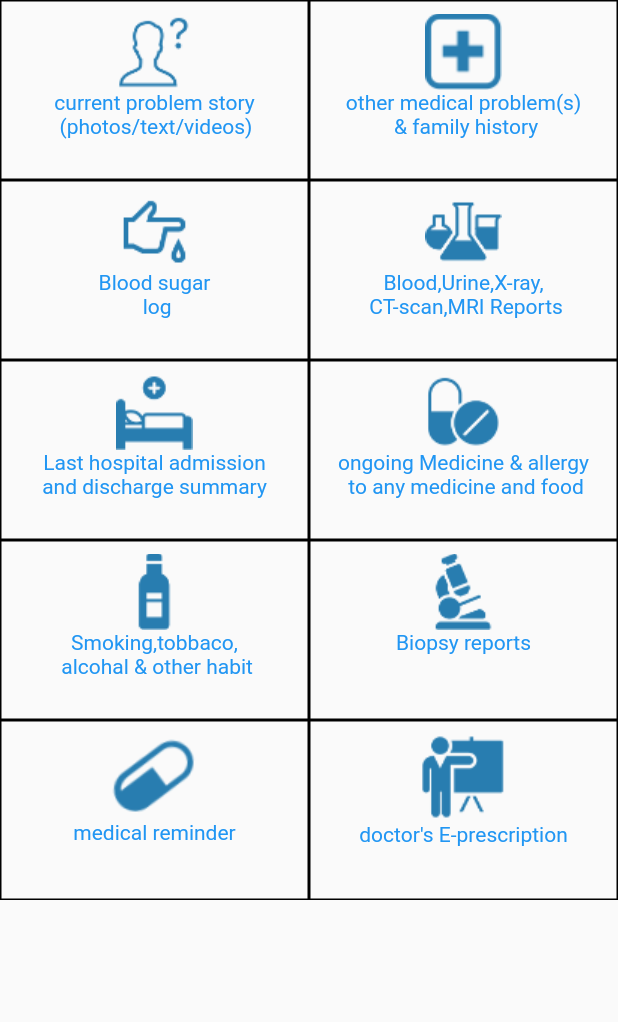
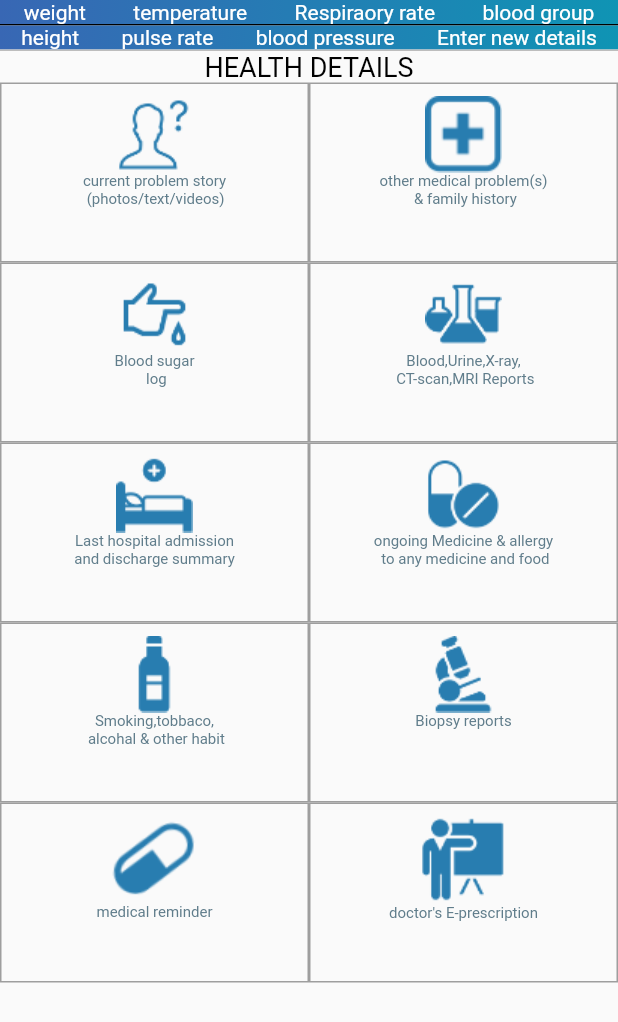
Before and after one commit to girishra/doc, a Flutter app: the HealthWallet screen opened directly, on a phone screen of 412 x 824 dp. Shown: the top 1022 px of the screen. Run offline on Flutter 3.47's test engine with Material 2 defaults, Android fonts, the phone set to English and light mode, and no system bars; our stand-ins replace page_indicator, smooth_page_indicator.

Commit message:
health wallet

```diff
--- a/lib/Screens/health_wallet.dart
+++ b/lib/Screens/health_wallet.dart
@@ -13,10 +13,75 @@ class _HealthWalletShopListState extends State<HealthWallet> {
     return Scaffold(
 
       body:   Container(
+           height: MediaQuery.of(context).size.height,
 
-        child: SingleChildScrollView(
+        child: SafeArea(
           child: Column(
             children: <Widget>[
+              Container(
+               decoration: BoxDecoration(
+          gradient: LinearGradient(colors: [
+        Color.fromRGBO(56, 103, 180, 1),
+        Color.fromRGBO(15, 148, 180, 1)
+      ])),
+                child: Row(
+                  mainAxisAlignment: MainAxisAlignment.spaceAround,
+children: <Widget>[
+  Container(
+    child: Text(
+    "weight",style: TextStyle(color: Colors.white),
+  ),),
+  Container(
+    child: Text("temperature",style: TextStyle(color: Colors.white)),
+  ),
+   Container(
+    child: Text("Respiraory rate",style: TextStyle(color: Colors.white)),
+  ),
+  Container(
+    child: Text("blood group",style: TextStyle(color: Colors.white)),
+  ),
+],
+                ),
+              ),
+               new Container(
+                        height: 1.0,
+                        color: Colors.black,
+                      ),
+
+               Container(
+                 decoration: BoxDecoration(
+          gradient: LinearGradient(colors: [
+        Color.fromRGBO(56, 103, 180, 1),
+        Color.fromRGBO(15, 148, 180, 1)
+      ])),
+                 child: Row(
+                  mainAxisAlignment: MainAxisAlignment.spaceAround,
+children: <Widget>[
+  Container(
+    child: Text(
+    "height",style: TextStyle(color: Colors.white)
+  ),),
+  Container(
+    child: Text("pulse rate",style: TextStyle(color: Colors.white)),
+  ),
+   Container(
+    child: Text("blood pressure",style: TextStyle(color: Colors.white)),
+  ),
+  Container(
+    child: Text("Enter new details",style: TextStyle(color: Colors.white)),
+  ),
+],
+              ),
+               ),
+              new Container(
+                        height: 1.0,
+                        color: Colors.grey[400],
+                      ),
+
+
+              Text("HEALTH DETAILS",style: TextStyle(
+                color: Colors.black,fontSize: 18
+              ),),
               Row(
                 mainAxisAlignment: MainAxisAlignment.spaceEvenly,
                 children: <Widget>[
@@ -24,7 +89,7 @@ class _HealthWalletShopListState extends State<HealthWallet> {
                     height: 120,
 
                     decoration: BoxDecoration(
-                      border: Border.all(
+                      border: Border.all(color: Colors.grey,
                         width: 1, //                   <--- border width here
                       ),),
 
@@ -36,7 +101,8 @@ class _HealthWalletShopListState extends State<HealthWallet> {
                           children: <Widget>[
                             Image.asset("assets/inquiry.png"),
                             Text("current problem story\n (photos/text/videos)",style: TextStyle(
-                                color: Colors.blue
+                                color: Colors.blueGrey,
+                                fontSize: 10
                             ),
                             ),
                           ],
@@ -48,7 +114,7 @@ class _HealthWalletShopListState extends State<HealthWallet> {
                     Container(
                     height: 120,
                     decoration: BoxDecoration(
-                      border: Border.all(
+                      border: Border.all(color: Colors.grey,
                         width: 1, //                   <--- border width here
                       ),),
 
@@ -60,7 +126,8 @@ class _HealthWalletShopListState extends State<HealthWallet> {
                           children: <Widget>[
                             Image.asset("assets/hospital+.png"),
                             Text("other medical problem(s)\n & family history", textAlign: TextAlign.center, style: TextStyle(
-                                color: Colors.blue
+                                color: Colors.blueGrey,
+                                  fontSize: 10
                             ),
                             ),
                           ],
@@ -77,7 +144,7 @@ class _HealthWalletShopListState extends State<HealthWallet> {
                     Container(
                     height: 120,
                     decoration: BoxDecoration(
-                      border: Border.all(
+                      border: Border.all(color: Colors.grey,
                         width: 1, //                   <--- border width here
                       ),),
 
@@ -89,7 +156,8 @@ class _HealthWalletShopListState extends State<HealthWallet> {
                           children: <Widget>[
                             Image.asset("assets/diabetes.png"),
                             Text("Blood sugar \n log", textAlign: TextAlign.center, style: TextStyle(
-                                color: Colors.blue
+                                 color: Colors.blueGrey,
+                                  fontSize: 10
                             ),
                             ),
                           ],
@@ -101,7 +169,7 @@ class _HealthWalletShopListState extends State<HealthWallet> {
                     Container(
                     height: 120,
                     decoration: BoxDecoration(
-                      border: Border.all(
+                      border: Border.all(color: Colors.grey,
                         width: 1, //                   <--- border width here
                       ),),
 
@@ -112,7 +180,8 @@ class _HealthWalletShopListState extends State<HealthWallet> {
                         children: <Widget>[
                           Image.asset("assets/labItems.png"),
                           Text("Blood,Urine,X-ray,\n CT-scan,MRI Reports", textAlign: TextAlign.center , style: TextStyle(
-                              color: Colors.blue
+                             color: Colors.blueGrey,
+                                fontSize: 10
                           ),
                           ),
                         ],
@@ -129,7 +198,7 @@ class _HealthWalletShopListState extends State<HealthWallet> {
                     Container(
                     height: 120,
                     decoration: BoxDecoration(
-                      border: Border.all(
+                      border: Border.all(color: Colors.grey,
                         width: 1, //                   <--- border width here
                       ),),
 
@@ -140,7 +209,8 @@ class _HealthWalletShopListState extends State<HealthWallet> {
                         children: <Widget>[
                           Image.asset("assets/hospitalRoom.png"),
                           Text("Last hospital admission\nand discharge summary", textAlign: TextAlign.center , style: TextStyle(
-                              color: Colors.blue
+                              color: Colors.blueGrey,
+                                fontSize: 10
                           ),
                           ),
                         ],
@@ -151,7 +221,7 @@ class _HealthWalletShopListState extends State<HealthWallet> {
                     Container(
                     height: 120,
                     decoration: BoxDecoration(
-                      border: Border.all(
+                      border: Border.all(color: Colors.grey,
                         width: 1, //
                       ),),
 
@@ -162,7 +232,8 @@ class _HealthWalletShopListState extends State<HealthWallet> {
                         children: <Widget>[
                           Image.asset("assets/ongoingMedicine.png"),
                           Text("ongoing Medicine & allergy\n to any medicine and food", textAlign: TextAlign.center,  style: TextStyle(
-                              color: Colors.blue
+                               color: Colors.blueGrey,
+                                fontSize: 10
                           ),
                           ),
                         ],
@@ -179,7 +250,7 @@ class _HealthWalletShopListState extends State<HealthWallet> {
                     height: 120,
 
                     decoration: BoxDecoration(
-                      border: Border.all(
+                      border: Border.all(color: Colors.grey,
                         width: 1, //                   <--- border width here
                       ),),
 
@@ -190,7 +261,8 @@ class _HealthWalletShopListState extends State<HealthWallet> {
                         children: <Widget>[
                           Image.asset("assets/wine.png"),
                           Text("Smoking,tobbaco,\n alcohal & other habit", textAlign: TextAlign.center , style: TextStyle(
-                              color: Colors.blue
+                              color: Colors.blueGrey,
+                                fontSize: 10
                           ),
                           ),
                         ],
@@ -201,7 +273,7 @@ class _HealthWalletShopListState extends State<HealthWallet> {
                     Container(
                     height: 120,
                     decoration: BoxDecoration(
-                      border: Border.all(
+                      border: Border.all(color: Colors.grey,
                         width: 1, //                   <--- border width here
                       ),),
 
@@ -212,7 +284,8 @@ class _HealthWalletShopListState extends State<HealthWallet> {
                         children: <Widget>[
                           Image.asset("assets/microscope.png"),
                           Text("Biopsy reports", textAlign: TextAlign.center , style: TextStyle(
-                              color: Colors.blue
+                              color: Colors.blueGrey,
+                                fontSize: 10
                           ),
                           ),
                         ],
@@ -228,7 +301,7 @@ class _HealthWalletShopListState extends State<HealthWallet> {
                     Container(
                     height: 120,
                     decoration: BoxDecoration(
-                      border: Border.all(
+                      border: Border.all(color: Colors.grey,
                         width: 1, //                   <--- border width here
                       ),),
 
@@ -239,7 +312,8 @@ class _HealthWalletShopListState extends State<HealthWallet> {
                         children: <Widget>[
                           Image.asset("assets/pillReminder.png"),
                           Text("medical reminder", textAlign: TextAlign.center ,style: TextStyle(
-                              color: Colors.blue
+                               color: Colors.blueGrey,
+                                fontSize: 10
                           ),
                           ),
                         ],
@@ -250,7 +324,7 @@ class _HealthWalletShopListState extends State<HealthWallet> {
                     Container(
                     height: 120,
                     decoration: BoxDecoration(
-                      border: Border.all(
+                      border: Border.all(color: Colors.grey,
                         width: 1, //                   <--- border width here
                       ),),
 
@@ -261,7 +335,8 @@ class _HealthWalletShopListState extends State<HealthWallet> {
                         children: <Widget>[
                           Image.asset("assets/training.png"),
                           Text("doctor's E-prescription", textAlign: TextAlign.center , style: TextStyle(
-                              color: Colors.blue
+                               color: Colors.blueGrey,
+                                fontSize: 10
                           ),
                           ),
                         ],
```
